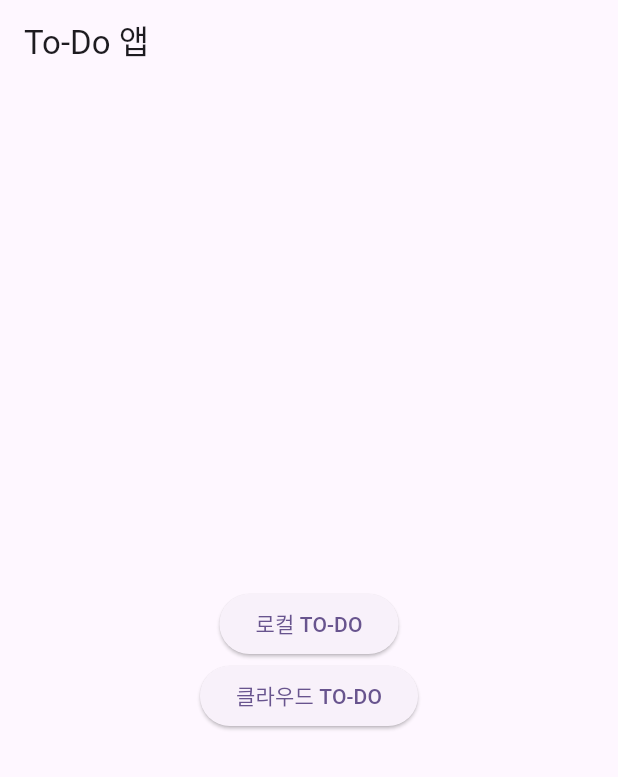
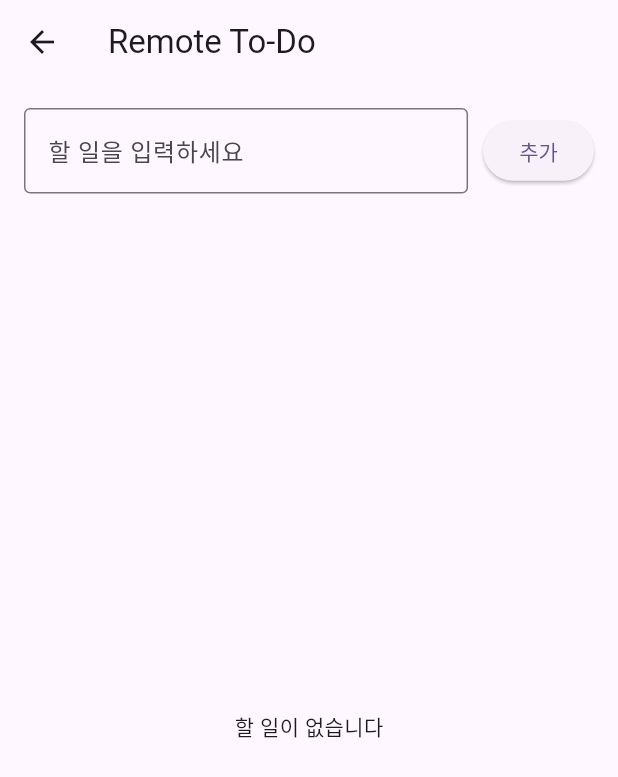
Before and after one commit to Salkogi07/chungju_lecture, a Flutter app: the screen it shows after launch, after a tap on "클라우드 TO-DO", on a phone screen of 412 x 824 dp. Shown: the top 777 px of the screen. Run offline on Flutter 3.47's test engine with Material 3 defaults, Android fonts, the phone set to English and light mode, and no system bars; our stand-ins replace flutter_dotenv, shared_preferences, supabase_flutter; accounts and stored records are empty.

```diff
--- a/lib/main.dart
+++ b/lib/main.dart
@@ -1,9 +1,24 @@
 import 'package:chungju_lecture/todo_local_page.dart';
+import 'package:chungju_lecture/todo_remote.dart';
 import 'package:flutter/material.dart';
+import 'package:supabase_flutter/supabase_flutter.dart';
+import 'package:flutter_dotenv/flutter_dotenv.dart';
 
 import 'home_page.dart';
 
-void main() {
+void main() async {
+
+  WidgetsFlutterBinding.ensureInitialized();
+
+  // ✅ .env 파일 로딩
+  await dotenv.load(fileName: '.env'); // 기본: .env
+
+  // ✅ Supabase 초기화
+  await Supabase.initialize(
+    url: dotenv.env['SUPABASE_URL']!,
+    anonKey: dotenv.env['SUPABASE_ANON_KEY']!,
+  );
+
   runApp(const MyApp());
 }
 
@@ -20,7 +35,8 @@ class MyApp extends StatelessWidget {
       ),
       routes: {
         '/': (context) => const HomePage(),
-        '/todo-local': (context) => const TodoLocalPage()
+        '/todo-local': (context) => const TodoLocalPage(),
+        '/todo-remote': (context) => const TodoRemotePage()
       },
     );
   }
--- /dev/null
+++ b/lib/todo_remote.dart
@@ -0,0 +1,135 @@
+import 'dart:convert';
+
+import 'package:flutter/material.dart';
+import 'package:shared_preferences/shared_preferences.dart';
+import 'package:supabase_flutter/supabase_flutter.dart';
+
+class TodoRemotePage extends StatefulWidget {
+  const TodoRemotePage({super.key});
+
+  @override
+  State<TodoRemotePage> createState() => _TodoRemotePageState();
+}
+
+class _TodoRemotePageState extends State<TodoRemotePage> {
+  final SupabaseClient supabase = Supabase.instance.client;
+  final TextEditingController _controller = TextEditingController();
+  List<Map<String, dynamic>> _todos = [];
+
+  @override
+  void initState() {
+    super.initState();
+    _loadTodos();
+  }
+
+  void _addTodo(String text) async{
+    if(text.trim().isEmpty) return;
+
+    await supabase.from('todos').insert({
+      'text': text.trim(),
+      'done': false,
+    });
+    _controller.clear();
+    _loadTodos();
+  }
+
+  Future<void> _saveTodos() async {
+    final prefs = await SharedPreferences.getInstance();
+    await prefs.setString('todos', jsonEncode(_todos));
+  }
+
+  Future<void> _loadTodos() async {
+    final response = await supabase
+      .from('todos')
+      .select()
+      .order('id', ascending: false);
+
+    setState(() {
+      _todos = List<Map<String,dynamic>>.from(response);
+    });
+  }
+
+  void _deleteTodo(int index) async{
+    final todo = _todos[index];
+    await supabase.from('todos').delete().eq('id', todo['id']);
+
+    ScaffoldMessenger.of(context).showSnackBar(
+      SnackBar(content: Text("'${todo['text']}' 삭제됨"))
+    );
+
+    _loadTodos();
+  }
+
+  void _toggleDone(int index, bool? value) async{
+    final todo = _todos[index];
+    final updated = value ?? false;
+
+    await supabase.from('todos')
+        .update({'done': updated})
+        .eq('id', todo['id']);
+
+    _loadTodos();
+  }
+
+  @override
+  Widget build(BuildContext context) {
+    return Scaffold(
+      appBar: AppBar(
+        title: const Text("Remote To-Do"),
+      ),
+      body: Column(
+        children: [
+          Padding(
+              padding: const EdgeInsets.all(16),
+            child: Row(
+              children: [
+                Expanded(
+                    child: TextField(
+                      controller: _controller,
+                      onSubmitted: (_) => _addTodo(_controller.text),
+                      decoration: const InputDecoration(
+                        hintText: "할 일을 입력하세요",
+                        border: OutlineInputBorder()
+                      ),
+                    )
+                ),
+                const SizedBox(width: 10),
+                ElevatedButton(
+                    onPressed: () => _addTodo(_controller.text),
+                    child: const Text("추가")
+                )
+              ],
+            ),
+          ),
+          Expanded(
+              child: _todos.isEmpty
+                  ? const Center(child: Text("할 일이 없습니다"),)
+                  :ListView.builder(
+                      itemCount: _todos.length,
+                      itemBuilder: (context, index) {
+                        final todo = _todos[index];
+                        return ListTile(
+                          leading: Checkbox(
+                              value: todo['done'],
+                              onChanged: (value) => _toggleDone(index, value),
+                          ),
+
+                          title: Text(
+                              todo['text'],
+                              style: TextStyle(
+                                decoration: todo['done']
+                                    ? TextDecoration.lineThrough
+                                    : TextDecoration.none,
+                                color : todo['done'] ? Colors.grey : Colors.black
+                              ),
+                          ),
+                          onLongPress: () => _deleteTodo(index),
+                        );
+                      },
+                  )
+          )
+        ],
+      )
+    );
+  }
+}
--- a/pubspec.yaml
+++ b/pubspec.yaml
@@ -31,6 +31,8 @@ dependencies:
   flutter:
     sdk: flutter
   shared_preferences:
+  supabase_flutter:
+  flutter_dotenv:
 
   # The following adds the Cupertino Icons font to your application.
   # Use with the CupertinoIcons class for iOS style icons.
@@ -59,7 +61,8 @@ flutter:
   uses-material-design: true
 
   # To add assets to your application, add an assets section, like this:
-  # assets:
+  assets:
+    - .env
   #   - images/a_dot_burr.jpeg
   #   - images/a_dot_ham.jpeg
 
```
Also changed, not shown: pubspec.lock, 3 other files.
